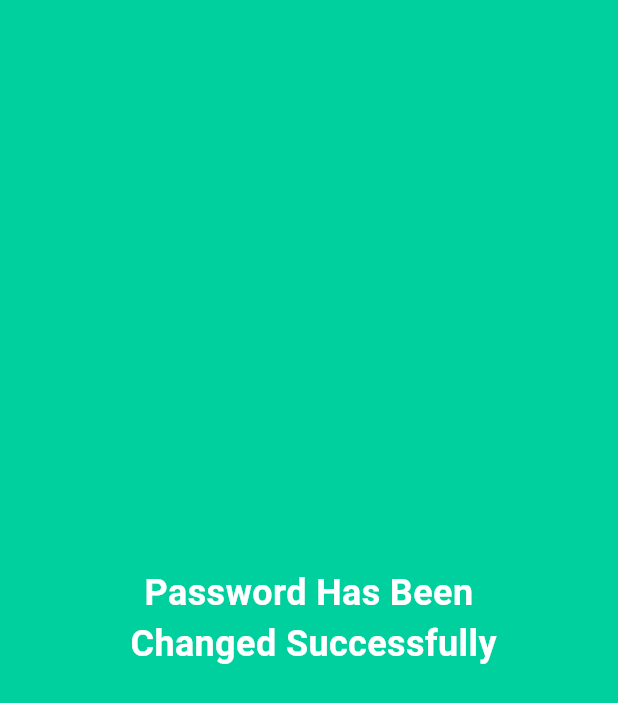
After one commit to ericasiedu/finwise, a Flutter app: the PasswordChangeSuccessScreen screen opened directly, on a phone screen of 412 x 824 dp. The commit adds this screen. Shown: the top 703 px of the screen. Run offline on Flutter 3.47's test engine with Material 3 defaults, Android fonts, the phone set to English and light mode, and no system bars; our stand-ins replace smooth_page_indicator.

Commit message:
FW-3 commit

```diff
--- /dev/null
+++ b/lib/screens/authentication/password_change_success_screen.dart
@@ -0,0 +1,64 @@
+import 'package:finwise/screens/authentication/login_screen.dart';
+import 'package:finwise/utils/color.dart';
+import 'package:flutter/material.dart';
+import 'package:flutter/services.dart';
+
+class PasswordChangeSuccessScreen extends StatefulWidget {
+  const PasswordChangeSuccessScreen({super.key});
+
+  @override
+  State<PasswordChangeSuccessScreen> createState() =>
+      _PasswordChangeSuccessScreenState();
+}
+
+class _PasswordChangeSuccessScreenState
+    extends State<PasswordChangeSuccessScreen>
+    with SingleTickerProviderStateMixin {
+  late AnimationController _controller;
+
+  @override
+  void initState() {
+    super.initState();
+    Future.delayed(Duration(seconds: 3), () {
+      if (mounted) {
+        Navigator.pushReplacement(
+          context,
+          MaterialPageRoute(builder: (context) => LoginScreen()),
+        );
+      }
+    });
+  }
+
+  @override
+  Widget build(BuildContext context) {
+    SystemChrome.setSystemUIOverlayStyle(
+      const SystemUiOverlayStyle(
+        statusBarColor: primaryColor, // Set the status bar color
+        statusBarIconBrightness:
+            Brightness.light, // Light icons for dark status bar
+      ),
+    );
+
+    return Scaffold(
+      backgroundColor: primaryColor,
+      body: Center(
+        child: Column(
+          mainAxisAlignment: MainAxisAlignment.center,
+          children: [
+            Center(
+              child: Text(
+                'Password Has Been \n Changed Successfully',
+                style: TextStyle(
+                  fontSize: 24,
+                  fontWeight: FontWeight.bold,
+                  color: Colors.white,
+                ),
+                textAlign: TextAlign.center,
+              ),
+            ),
+          ],
+        ),
+      ),
+    );
+  }
+}
--- a/lib/utils/primary_button.dart
+++ b/lib/utils/primary_button.dart
@@ -5,19 +5,22 @@ class PrimaryButton extends StatelessWidget {
   final Color color;
   final String title;
   final VoidCallback? onTap;
+  final double? width;
   const PrimaryButton({
     super.key,
     required this.title,
     required this.color,
     required this.onTap,
+    this.width
   });
 
   @override
   Widget build(BuildContext context) {
+    final containerWidth = width ??  MediaQuery.of(context).size.width * 0.45;
     return GestureDetector(
       onTap: onTap,
       child: Container(
-        width: MediaQuery.of(context).size.width * 0.45,
+        width: containerWidth,
         height: 48,
         decoration: BoxDecoration(
           color: color,
```
Also changed, not shown: lib/screens/authentication/fingerprint_screen.dart (added, +83 -0 lines), lib/screens/authentication/login_screen.dart (+18 -5 lines), lib/screens/authentication/new_password_screen.dart (added, +74 -0 lines), lib/screens/authentication/security_pin_screen.dart (+149 -9 lines), lib/screens/mains/home_screen.dart (added, +15 -0 lines).
